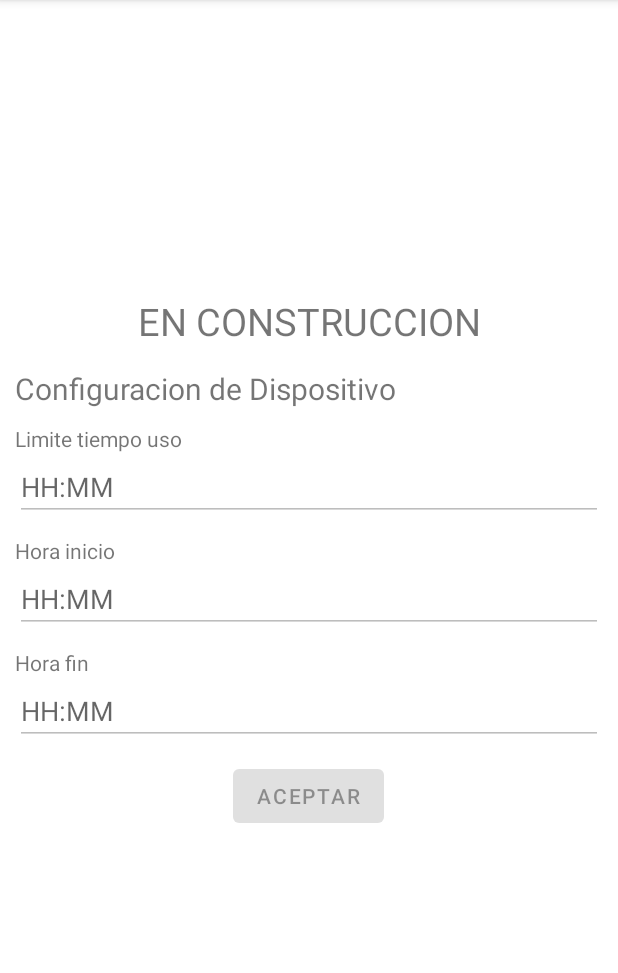
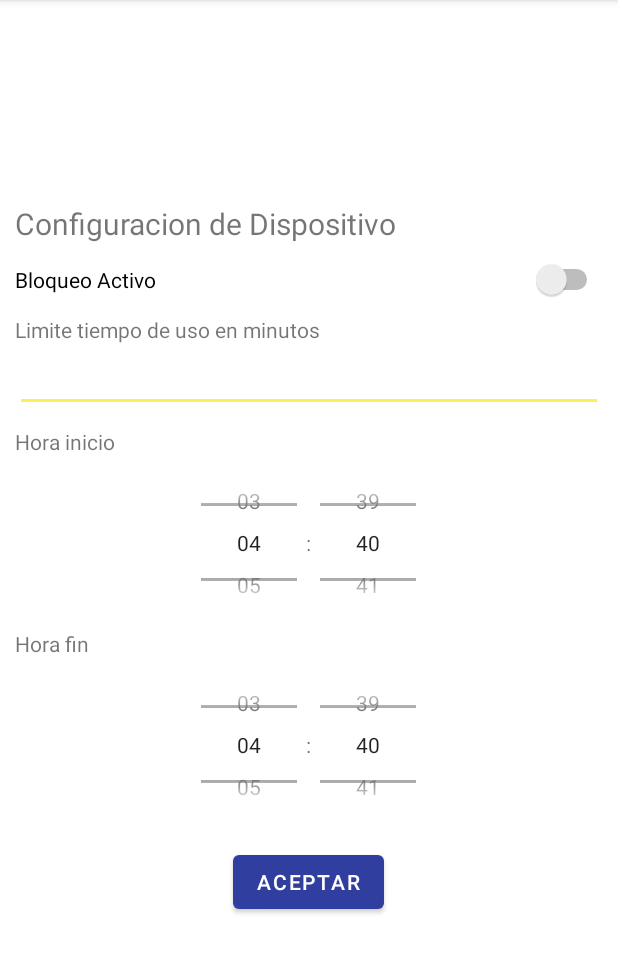
Before and after one commit to JuanPabloRios/PA2_TPINTEGRADOR_GRUPO3, an Android app: the fragment Detalles_dispositivo_dispositivo shown on its own in the app's theme, on a phone screen of 412 x 824 dp, the part 84-1057 px from its top. Run offline under Robolectric (Android 15) with nearby library versions, the light colour scheme and no system bars; 12 statements that could not run were skipped.

Commit message:
Pantalla de detalles de dispositivo finalizada y pantalla de bloqueo por tiempo ya con datos y time pickers

```diff
--- a/app/src/main/java/com/example/pa2_tpintegrador_grupo3/fragments/Detalles_dispositivo_dispositivo.java
+++ b/app/src/main/java/com/example/pa2_tpintegrador_grupo3/fragments/Detalles_dispositivo_dispositivo.java
@@ -1,19 +1,71 @@
 package com.example.pa2_tpintegrador_grupo3.fragments;
+import android.os.Build;
 import android.os.Bundle;
+
+import androidx.annotation.RequiresApi;
 import androidx.fragment.app.Fragment;
+import androidx.lifecycle.ViewModelProvider;
+
+import android.text.InputFilter;
 import android.view.LayoutInflater;
 import android.view.View;
 import android.view.ViewGroup;
+import android.widget.EditText;
+import android.widget.Switch;
+import android.widget.TimePicker;
 import com.example.pa2_tpintegrador_grupo3.R;
+import com.example.pa2_tpintegrador_grupo3.Servicios.InputFilterMinMax;
+import com.example.pa2_tpintegrador_grupo3.entidades.Dispositivo;
+import com.example.pa2_tpintegrador_grupo3.viewModels.Detalles_dispositivoViewModel;
+import java.util.concurrent.TimeUnit;
 
 public class Detalles_dispositivo_dispositivo extends Fragment {
     private Integer idDispositivo;
-
+    private View view;
+    private Detalles_dispositivoViewModel detallesDispositivoViewModel;
+    private Dispositivo dispositivo;
     public Detalles_dispositivo_dispositivo() { }
     public Detalles_dispositivo_dispositivo(Integer id) { this.idDispositivo = id;}
 
+    @RequiresApi(api = Build.VERSION_CODES.M)
     @Override
     public View onCreateView(LayoutInflater inflater, ViewGroup container, Bundle savedInstanceState) {
-        return inflater.inflate(R.layout.fragment_detalles_dispositivo_dispositivo, container, false);
+        this.view = inflater.inflate(R.layout.fragment_detalles_dispositivo_dispositivo, container, false);
+        detallesDispositivoViewModel = new ViewModelProvider(requireActivity()).get(Detalles_dispositivoViewModel.class);
+        dispositivo = detallesDispositivoViewModel.getDispositivo().getValue();
+        this.cargarDatosEnPantalla();
+        return this.view;
+    }
+
+    @RequiresApi(api = Build.VERSION_CODES.M)
+    private void cargarDatosEnPantalla(){
+        TimePicker tpHoraInicio = this.view.findViewById(R.id.horaInicioPicker);
+        tpHoraInicio.setIs24HourView(true);
+        Long milis = this.dispositivo.getHoraInicio();
+        Long horas = TimeUnit.MILLISECONDS.toHours(milis) - TimeUnit.DAYS.toHours(TimeUnit.MILLISECONDS.toDays(milis));
+        Long minutos = TimeUnit.MILLISECONDS.toMinutes(milis) - TimeUnit.HOURS.toMinutes(TimeUnit.MILLISECONDS.toHours(milis));
+
+        if (Build.VERSION.SDK_INT >= Build.VERSION_CODES.N) {
+            tpHoraInicio.setHour(Math.toIntExact(horas));
+            tpHoraInicio.setMinute(Math.toIntExact(minutos));
+        }
+        TimePicker tpHoraFin = this.view.findViewById(R.id.horaFinPicker);
+        tpHoraFin.setIs24HourView(true);
+        milis = this.dispositivo.getHoraFin();
+        horas = TimeUnit.MILLISECONDS.toHours(milis) - TimeUnit.DAYS.toHours(TimeUnit.MILLISECONDS.toDays(milis));
+        minutos = TimeUnit.MILLISECONDS.toMinutes(milis) - TimeUnit.HOURS.toMinutes(TimeUnit.MILLISECONDS.toHours(milis));
+
+        if (Build.VERSION.SDK_INT >= Build.VERSION_CODES.N) {
+            tpHoraFin.setHour(Math.toIntExact(horas));
+            tpHoraFin.setMinute(Math.toIntExact(minutos));
+        }
+
+        EditText tiempoDeUso = this.view.findViewById(R.id.tiempoUsoDispositivo);
+        tiempoDeUso.setFilters(new InputFilter[]{ new InputFilterMinMax("0", "1440")});
+        minutos = TimeUnit.MILLISECONDS.toMinutes(this.dispositivo.getTiempoAsignado());
+        tiempoDeUso.setText(String.valueOf(minutos));
+
+        Switch stActivo = this.view.findViewById(R.id.stActivo);
+        stActivo.setChecked(this.dispositivo.isBloqueoActivo());
     }
 }
--- a/app/src/main/java/com/example/pa2_tpintegrador_grupo3/viewModels/Detalles_dispositivoViewModel.java
+++ b/app/src/main/java/com/example/pa2_tpintegrador_grupo3/viewModels/Detalles_dispositivoViewModel.java
@@ -17,6 +17,7 @@ public class Detalles_dispositivoViewModel extends ViewModel {
     private final MutableLiveData<ArrayList<Estadistica>> estaditicas = new MutableLiveData<ArrayList<Estadistica>>();
 
     public void setEstaditicas(ArrayList<Estadistica> est ){
+        System.out.println("ESTADISTICAS EN VIEW MODEL " + est.size());
         this.estaditicas.setValue(est);
     }
 
--- a/app/src/main/res/layout/fragment_detalles_dispositivo_dispositivo.xml
+++ b/app/src/main/res/layout/fragment_detalles_dispositivo_dispositivo.xml
@@ -11,15 +11,6 @@
         android:layout_height="match_parent"
         android:gravity="center"
         android:orientation="vertical">
-
-        <TextView
-            android:id="@+id/textView31"
-            android:layout_width="match_parent"
-            android:layout_height="42dp"
-            android:layout_marginBottom="10sp"
-            android:text="EN CONSTRUCCION"
-            android:textSize="25sp"
-            android:gravity="center"/>
 
         <ScrollView
             android:layout_width="match_parent"
@@ -42,21 +33,26 @@
                     android:text="Configuracion de Dispositivo"
                     android:textSize="20dp" />
 
+                <Switch
+                    android:id="@+id/stActivo"
+                    android:layout_width="match_parent"
+                    android:layout_height="wrap_content"
+                    android:layout_marginBottom="10sp"
+                    android:text="Bloqueo Activo" />
+
                 <TextView
                     android:layout_width="match_parent"
                     android:layout_height="match_parent"
                     android:gravity="start"
-                    android:text="Limite tiempo uso" />
+                    android:text="Limite tiempo de uso en minutos" />
 
                 <EditText
-                    android:id="@+id/editTextTime"
+                    android:id="@+id/tiempoUsoDispositivo"
                     android:layout_width="match_parent"
                     android:layout_height="wrap_content"
                     android:layout_marginBottom="10sp"
                     android:ems="10"
-                    android:hint="HH:MM"
-                    android:inputType="time"
-                    android:enabled="false"/>
+                    android:inputType="number" />
 
                 <TextView
                     android:id="@+id/textView"
@@ -64,15 +60,12 @@
                     android:layout_height="wrap_content"
                     android:text="Hora inicio" />
 
-                <EditText
-                    android:id="@+id/editTextTime2"
-                    android:layout_width="match_parent"
-                    android:layout_height="wrap_content"
-                    android:layout_marginBottom="10sp"
-                    android:ems="10"
-                    android:hint="HH:MM"
-                    android:inputType="time"
-                    android:enabled="false"/>
+                <TimePicker
+                    android:id="@+id/horaInicioPicker"
+                    android:layout_width="224dp"
+                    android:layout_height="115dp"
+                    android:timePickerMode="spinner"
+                    />
 
                 <TextView
                     android:id="@+id/textView2"
@@ -80,22 +73,18 @@
                     android:layout_height="wrap_content"
                     android:text="Hora fin" />
 
-                <EditText
-                    android:id="@+id/editTextTime3"
-                    android:layout_width="match_parent"
-                    android:layout_height="wrap_content"
-                    android:ems="10"
-                    android:hint="HH:MM"
-                    android:inputType="time"
-                    android:enabled="false"/>
+                <TimePicker
+                    android:id="@+id/horaFinPicker"
+                    android:layout_width="224dp"
+                    android:layout_height="115dp"
+                    android:timePickerMode="spinner" />
 
                 <Button
                     android:id="@+id/button2"
                     android:layout_width="wrap_content"
                     android:layout_height="wrap_content"
                     android:layout_marginTop="10sp"
-                    android:text="@string/Aceptar"
-                    android:enabled="false"/>
+                    android:text="@string/Aceptar" />
 
             </LinearLayout>
         </ScrollView>
```
Also changed, not shown: app/src/main/java/com/example/pa2_tpintegrador_grupo3/DAO/DispositivoDAO.java (+10 -2 lines), app/src/main/java/com/example/pa2_tpintegrador_grupo3/DAO/EstadisticaDAO.java (+5 -7 lines), app/src/main/java/com/example/pa2_tpintegrador_grupo3/DetallesDispositivo.java (+3 -14 lines), app/src/main/java/com/example/pa2_tpintegrador_grupo3/entidades/Dispositivo.java (+67 -27 lines), app/src/main/java/com/example/pa2_tpintegrador_grupo3/fragments/Detalles_dispositivo_detalles.java (+45 -0 lines), app/src/main/res/layout/fragment_detalles_dispositivo_detalles.xml (+8 -36 lines).
